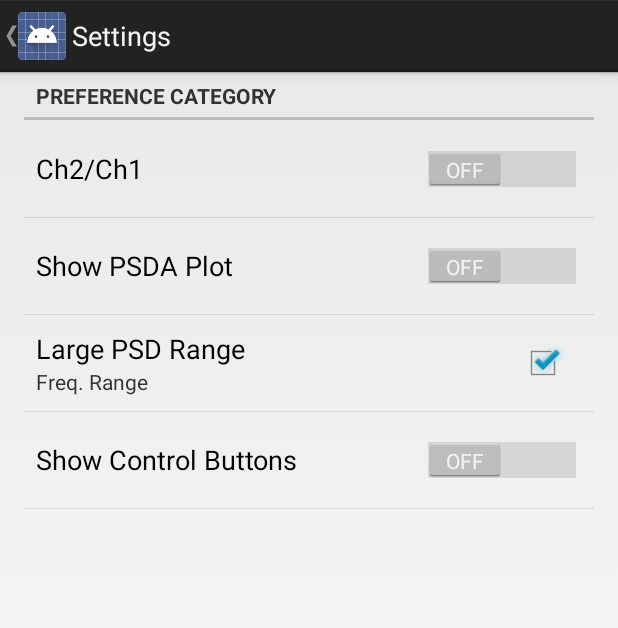
After one commit to MusaMahmood/Android-SSVEP-Interface, an Android app: the SettingsActivity screen opened directly, with no data from a screen before it, on a phone screen of 412 x 824 dp. The commit adds this screen. Shown: the top 628 px of the screen. Run offline under Robolectric (Android 15) with nearby library versions, the phone set to English and light mode, and no system bars.

Commit message:
Rudimentary settings menu with a few settings relating to UI.

```diff
--- a/app/build.gradle
+++ b/app/build.gradle
@@ -55,6 +55,7 @@ android {
     //For TF stuff:
     lintOptions {
         abortOnError false
+        disable 'RestrictedApi'
     }
 
     sourceSets {
@@ -82,10 +83,14 @@ dependencies {
     compile project(':BeeLeLibrary')
     compile 'com.androidplot:androidplot-core:1.5.1'
     compile 'com.google.guava:guava:23.0-android'
+//    compile 'net.xpece.android:support-preference:1.3.1'
+//    compile 'net.xpece.android:support-preference-color:1.3.0'
+//    compile 'net.xpece.android:support-spinner:1.3.1'
 
     //Original
     testImplementation 'junit:junit:4.12'
     implementation 'com.android.support:appcompat-v7:26.1.0'
+    implementation 'com.android.support:preference-v7:26.1.0'
     androidTestImplementation('com.android.support.test.espresso:espresso-core:3.0.1', {
         exclude group: 'com.android.support', module: 'support-annotations'
     })
--- /dev/null
+++ b/app/src/main/java/com/yeolabgt/mahmoodms/androidssvepinterfacetf/PreferencesFragment.java
@@ -0,0 +1,45 @@
+package com.yeolabgt.mahmoodms.androidssvepinterfacetf;
+
+import android.app.ActionBar;
+import android.content.Context;
+import android.os.Bundle;
+import android.preference.PreferenceFragment;
+import android.preference.PreferenceManager;
+import android.support.annotation.Nullable;
+import android.support.v4.app.NavUtils;
+import android.view.MenuItem;
+
+/**
+ * Created by mmahmood31 on 11/2/2017.
+ *
+ */
+
+public class PreferencesFragment extends PreferenceFragment {
+    //Key Association:
+    public static String SETTINGS_CH_SELECT = "switch_ch";
+    public static String SETTINGS_SHOW_PSDA = "psda";
+    public static String SETTINGS_PSD_RANGE = "psda_long";
+    public static String SETTINGS_SHOW_BUTTONS = "showUIElements";
+
+    public static boolean channelSelect(Context context) {
+        return PreferenceManager.getDefaultSharedPreferences(context).getBoolean(SETTINGS_CH_SELECT, true);
+    }
+
+    public static boolean showPSDA(Context context) {
+        return PreferenceManager.getDefaultSharedPreferences(context).getBoolean(SETTINGS_SHOW_PSDA, true);
+    }
+
+    public static boolean psdaWideRange(Context context) {
+        return PreferenceManager.getDefaultSharedPreferences(context).getBoolean(SETTINGS_PSD_RANGE, false);
+    }
+
+    public static boolean showUIElements(Context context) {
+        return PreferenceManager.getDefaultSharedPreferences(context).getBoolean(SETTINGS_SHOW_BUTTONS, false);
+    }
+
+    @Override
+    public void onCreate(@Nullable Bundle savedInstanceState) {
+        super.onCreate(savedInstanceState);
+        addPreferencesFromResource(R.xml.prefs);
+    }
+}
--- /dev/null
+++ b/app/src/main/java/com/yeolabgt/mahmoodms/androidssvepinterfacetf/SettingsActivity.java
@@ -0,0 +1,35 @@
+package com.yeolabgt.mahmoodms.androidssvepinterfacetf;
+
+import android.app.ActionBar;
+import android.app.Activity;
+import android.os.Bundle;
+import android.support.annotation.Nullable;
+import android.support.v4.app.NavUtils;
+import android.view.MenuItem;
+
+/**
+ * Created by mmahmood31 on 11/2/2017.
+ *
+ */
+
+public class SettingsActivity extends Activity {
+
+    @Override
+    protected void onCreate(@Nullable Bundle savedInstanceState) {
+        super.onCreate(savedInstanceState);
+        getFragmentManager().beginTransaction()
+                .replace(android.R.id.content, new PreferencesFragment()).commit();
+        ActionBar actionBar = getActionBar();
+        if(actionBar!=null) actionBar.setDisplayHomeAsUpEnabled(true);
+    }
+
+    @Override
+    public boolean onOptionsItemSelected(MenuItem item) {
+        switch (item.getItemId()) {
+            case android.R.id.home:
+                onBackPressed();
+        }
+        return super.onOptionsItemSelected(item);
+    }
+
+}
--- a/app/src/main/res/menu/actionbar_item.xml
+++ b/app/src/main/res/menu/actionbar_item.xml
@@ -26,5 +26,10 @@
         android:orderInCategory="704"
         app:showAsAction="never"
         android:title="@string/action_settings"/>
+    <item
+        android:id="@+id/action_export"
+        android:orderInCategory="705"
+        app:showAsAction="never"
+        android:title="@string/action_export"/>
 
 </menu>
--- a/app/src/main/res/values/strings.xml
+++ b/app/src/main/res/values/strings.xml
@@ -1,6 +1,7 @@
 <resources>
     <string name="app_name">Android SSVEP Interface</string>
     <string name="main_activity_title">Android SSVEP Interface</string>
+    <string name="settings_activity_title">Support Preferences</string>
     <string name="ble_not_supported">BLE is not supported</string>
     <string name="error_bluetooth_not_supported">Bluetooth not supported.</string>
     <string name="menu_connect">Connect</string>
@@ -16,4 +17,5 @@
     <string name="menu_connection_status">-Status-</string>
     <string name="menu_rssi">-RSSI-</string>
     <string name="action_settings">Settings</string>
+    <string name="action_export">Export</string>
 </resources>
--- /dev/null
+++ b/app/src/main/res/xml/prefs.xml
@@ -0,0 +1,25 @@
+<?xml version="1.0" encoding="utf-8"?>
+<PreferenceScreen xmlns:android="http://schemas.android.com/apk/res/android" >
+
+    <PreferenceCategory android:title="Preference category">
+
+    </PreferenceCategory>
+    <SwitchPreference
+        android:defaultValue="true"
+        android:key="switch_ch"
+        android:title="Ch2/Ch1" />
+    <SwitchPreference
+        android:defaultValue="true"
+        android:key="psda"
+        android:title="Show PSDA Plot" />
+    <CheckBoxPreference
+        android:defaultValue="false"
+        android:key="psda_long"
+        android:summary="Freq. Range"
+        android:title="Large PSD Range" />
+    <SwitchPreference
+        android:defaultValue="false"
+        android:key="showUIElements"
+        android:title="Show Control Buttons" />
+
+</PreferenceScreen>
```
Also changed, not shown: app/src/main/AndroidManifest.xml (+6 -1 lines), app/src/main/java/com/yeolabgt/mahmoodms/androidssvepinterfacetf/DeviceControlActivity.java (+36 -24 lines), app/src/main/res/layout/activity_device_control.xml (+0 -8 lines).
